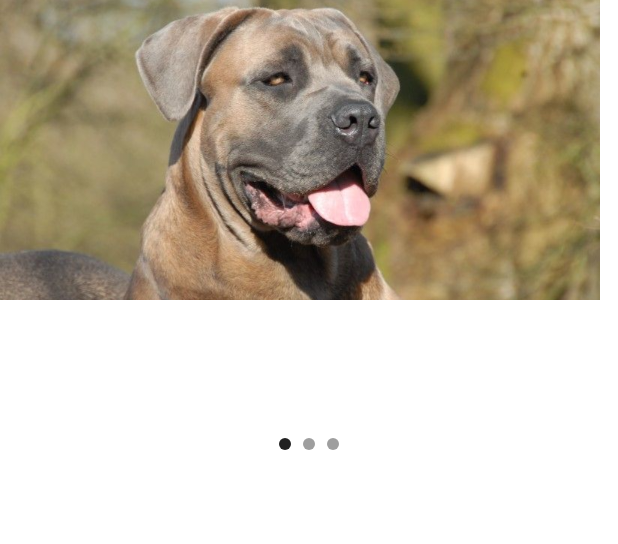
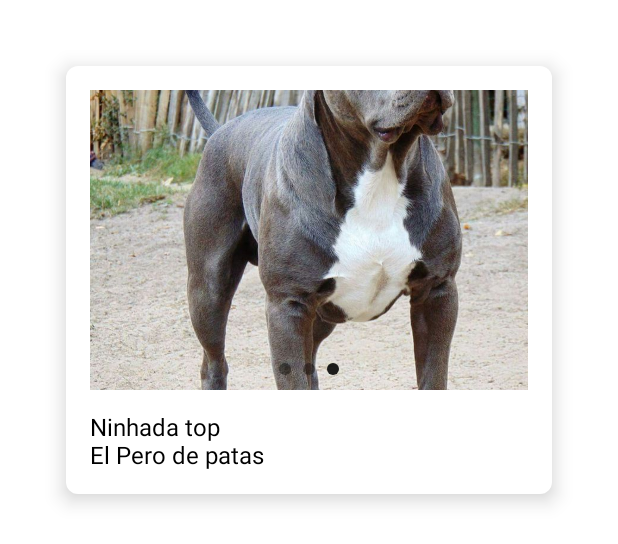
Before and after one commit to lacourtt/Di-Cane, an Android app built with Jetpack Compose: the @Preview function DefaultPreview, on a phone screen of 412 x 824 dp. Shown: the top 544 px of the screen. Run offline under Robolectric (Android 15) with nearby library versions, the phone set to English and light mode, and no system bars; our stand-ins replace accompanist.

Commit message:
Adjust Card with pager

```diff
--- a/app/src/main/java/com/dicane/app/MainActivity.kt
+++ b/app/src/main/java/com/dicane/app/MainActivity.kt
@@ -35,10 +35,10 @@ class MainActivity : ComponentActivity() {
     override fun onCreate(savedInstanceState: Bundle?) {
         super.onCreate(savedInstanceState)
         setContent {
-            DiCaneTheme {
+            DiCaneTheme(darkTheme = false) {
                 Surface(
                     modifier = Modifier.fillMaxSize(),
-                    color = MaterialTheme.colors.background
+                    color = colorResource(id = R.color.background)
                 ) {
                     val scrollState = rememberScrollState()
                     Box(modifier = Modifier
@@ -52,8 +52,8 @@ class MainActivity : ComponentActivity() {
                             ActionButton("Seja um criador Di Cane"){
                                 startActivity(Intent(this@MainActivity, BreederHomeActivity::class.java))
                             }
-                            Carousel("Mais vendidos")
-                            Carousel("Mais procurados")
+                            ImagesPager()
+                            ImagesPager()
                         }
                     }
                 }
--- a/app/src/main/java/com/dicane/app/compose/Compose.kt
+++ b/app/src/main/java/com/dicane/app/compose/Compose.kt
@@ -10,10 +10,7 @@ import androidx.compose.foundation.lazy.items
 import androidx.compose.foundation.pager.HorizontalPager
 import androidx.compose.foundation.pager.rememberPagerState
 import androidx.compose.foundation.shape.RoundedCornerShape
-import androidx.compose.material.Button
-import androidx.compose.material.ButtonDefaults
-import androidx.compose.material.Card
-import androidx.compose.material.Text
+import androidx.compose.material.*
 import androidx.compose.runtime.Composable
 import androidx.compose.ui.Alignment
 import androidx.compose.ui.Modifier
@@ -43,24 +40,58 @@ fun ImagesPager() {
     val pagerState = rememberPagerState()
     Box(modifier = Modifier
         .fillMaxWidth()
-        .height(300.dp)
+        .padding(34.dp)
     ) {
-        HorizontalPager(pageCount = images.size, state = pagerState) {
+        val pagerState = rememberPagerState(images.size)
+
+        Card(
+            modifier = Modifier.padding(10.dp),
+            shape = RoundedCornerShape(8.dp),
+            backgroundColor = colorResource(id = R.color.onPrimary),
+            elevation = 8.dp
+        ) {
+            Column(Modifier.padding(16.dp)) {
+                Box(contentAlignment = Alignment.Center) {
+                    HorizontalPager(
+                        pageCount = images.size,
+                        state = pagerState,
+                        modifier = Modifier
+                            .fillMaxWidth()
+                            .height(200.dp),
+                    ) {
                         Image(
                             painter = painterResource(id = images[it]),
                             contentScale = ContentScale.Crop,
                             modifier = Modifier
-                    .width(400.dp)
-                    .height(200.dp),
-                contentDescription = "" )
+                                .height(200.dp)
+                                .fillMaxWidth(),
+                            contentDescription = "",
+
+                        )
                     }
-
                     HorizontalPagerIndicator(
                         modifier = Modifier
-                .align(Alignment.BottomCenter),
+                            .align(Alignment.BottomCenter)
+                            .padding(bottom = 10.dp),
                         pageCount = images.size,
                         pagerState = pagerState,
                     )
+                }
+
+                Spacer(modifier = Modifier.height(16.dp))
+                Text(
+                    text = "Ninhada top",
+                    style = MaterialTheme.typography.body1,
+                    color = Color.Black
+                )
+                Text(
+                    text = "El Pero de patas",
+                    style = MaterialTheme.typography.body1,
+                    color = Color.Black
+                )
+            }
+
+        }
     }
 
 }
@@ -97,7 +128,14 @@ fun CardImage(imageId: Int) {
             Modifier
                 .width(100.dp)
                 .height(150.dp)
-                .clickable { context.startActivity(Intent(context, LitterDetailsActivity::class.java)) },
+                .clickable {
+                    context.startActivity(
+                        Intent(
+                            context,
+                            LitterDetailsActivity::class.java
+                        )
+                    )
+                },
         ){
             Image(
                 bitmap = ImageBitmap.imageResource(id = imageId),
```
Lines whose indentation alone changed are shown as unchanged.
